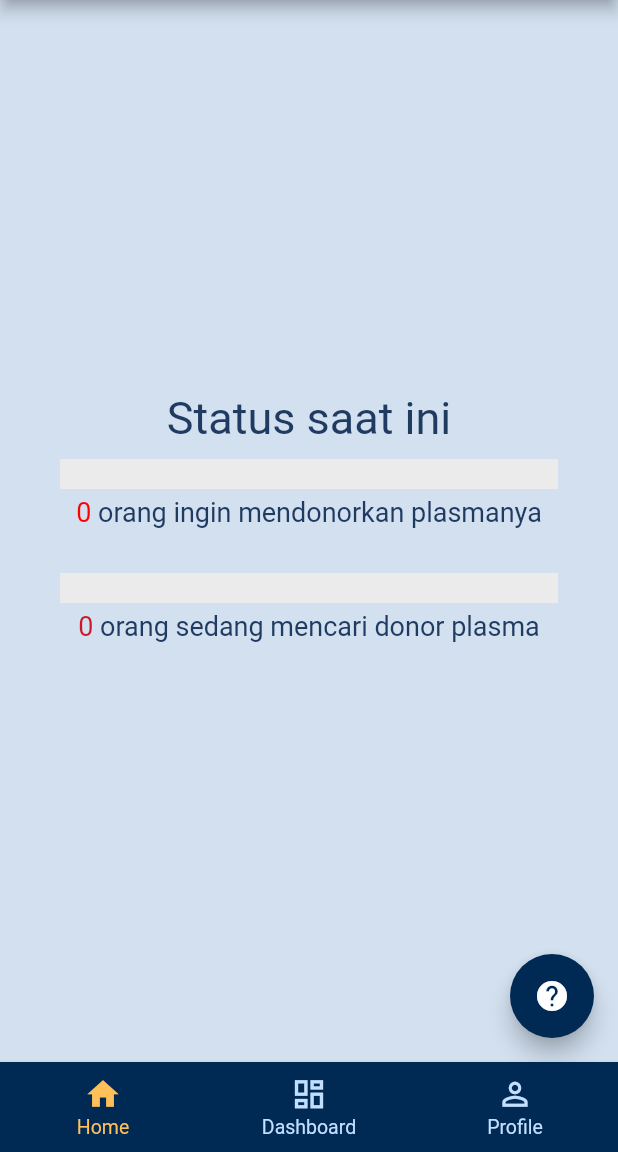
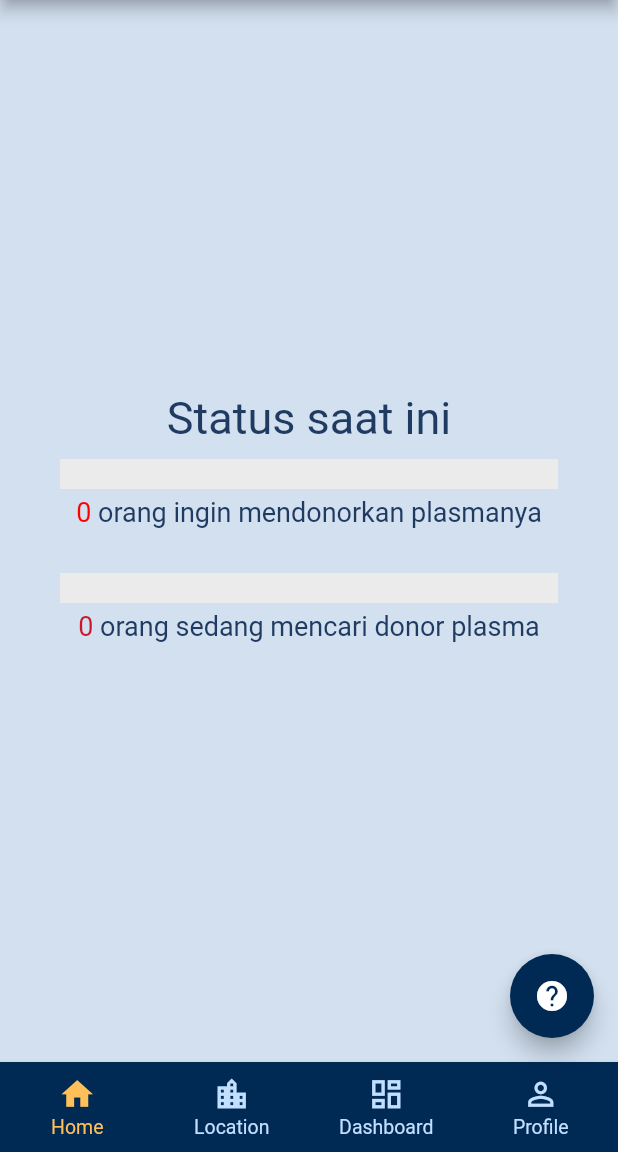
Before and after one commit to Pejuang-PBP/tk2_pbp, a Flutter app: the screen it shows after launch, on a phone screen of 412 x 824 dp, the part 84-1236 px from its top. Run offline on Flutter 3.47's test engine with Material 2 defaults, Android fonts, the phone set to English and light mode, and no system bars; drawn by our look-alikes of carousel_slider; our stand-ins replace email_validator, shared_preferences; network calls fail.

Commit message:
Integrate UTD

```diff
--- a/lib/main.dart
+++ b/lib/main.dart
@@ -11,6 +11,7 @@ import 'package:tk2_pbp/screens/respond_request.dart';
 import 'package:tk2_pbp/pages/profile.dart';
 import 'package:tk2_pbp/pages/dashboard.dart';
 import 'package:tk2_pbp/pages/faq.dart';
+import 'package:tk2_pbp/pages/lokasiUTD.dart';
 
 import 'package:tk2_pbp/screens/home_screen.dart';
 import 'package:tk2_pbp/screens/account_screen.dart';
@@ -75,6 +76,7 @@ class _MyHomePageState extends State<MyHomePage> {
     // Page components
     _pages = <Widget>[
       const HomeScreen(),
+      const lokasiUtd(),
       const Dashboard(),
       const AccountScreen(),
       //       Dashboard(updatePage: (int x) {
@@ -110,7 +112,7 @@ class _MyHomePageState extends State<MyHomePage> {
     request.init(context);
 
     if (request.loggedIn) {
-      _pages[2] = const Profile();
+      _pages[3] = const Profile();
     }
 
     List<BottomNavigationBarItem> menuItems = const [
@@ -122,6 +124,15 @@ class _MyHomePageState extends State<MyHomePage> {
             child: Icon(Icons.home),
             padding: EdgeInsets.fromLTRB(0, 0, 0, 2.0)),
         label: 'Home',
+      ),
+      BottomNavigationBarItem(
+        icon: Padding(
+            child: Icon(Icons.location_city_outlined),
+            padding: EdgeInsets.fromLTRB(0, 0, 0, 2.0)),
+        activeIcon: Padding(
+            child: Icon(Icons.location_city),
+            padding: EdgeInsets.fromLTRB(0, 0, 0, 2.0)),
+        label: 'Location',
       ),
       BottomNavigationBarItem(
         icon: Padding(
```
Also changed, not shown: lib/pages/lokasiUTD.dart (+13 -16 lines).
